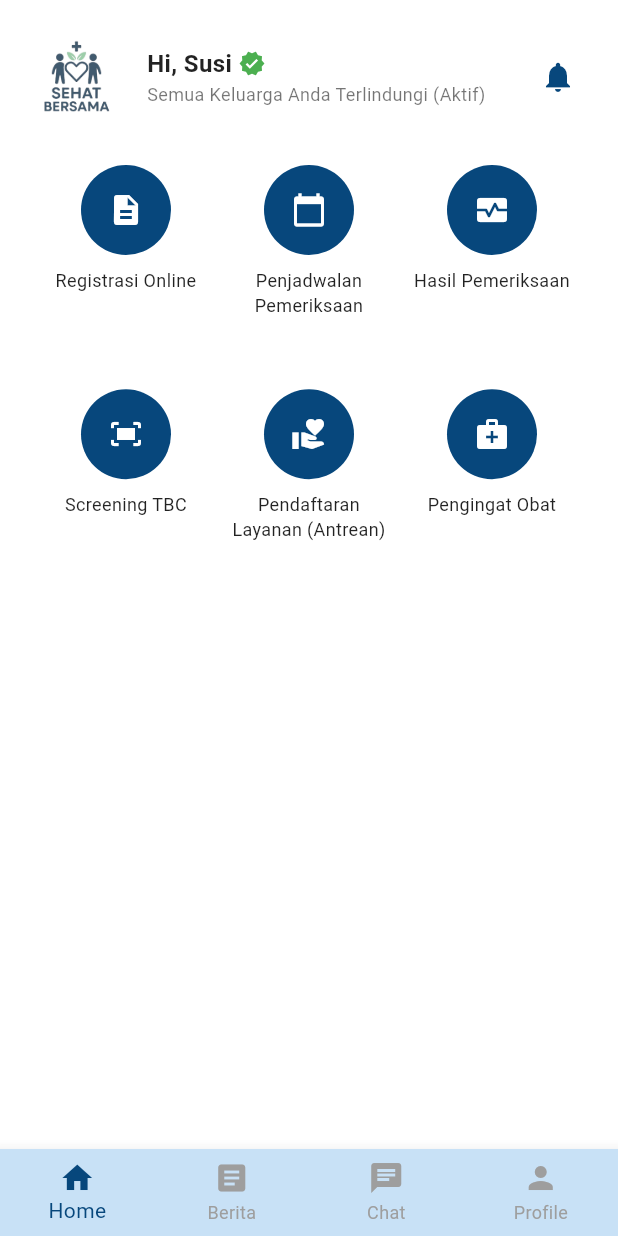
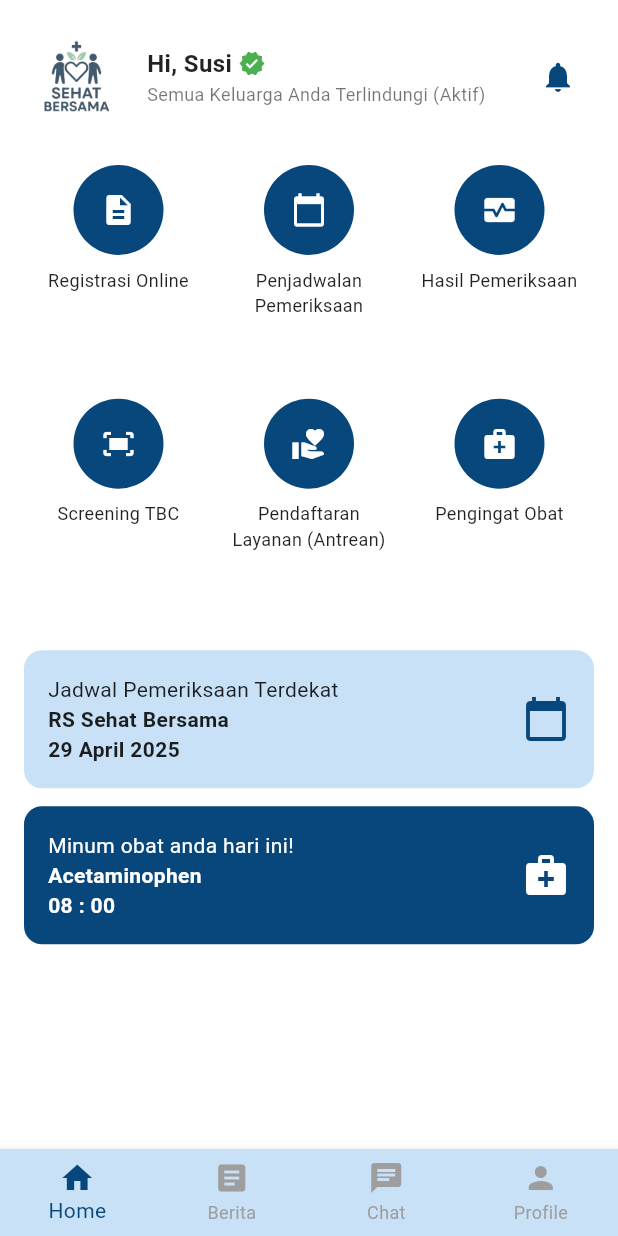
Before and after one commit to ipaddr/MPLJJ25-140-KEL-4, a Flutter app: the DashboardScreen screen opened by its route, on a phone screen of 412 x 824 dp. Run offline on Flutter 3.47's test engine with Material 3 defaults, Android fonts, the phone set to English and light mode, and no system bars; our stand-ins replace flutter_svg.

Commit message:
update dashboard

```diff
--- a/sehat_bersama/lib/screens/dashboard.dart
+++ b/sehat_bersama/lib/screens/dashboard.dart
@@ -70,7 +70,7 @@ class DashboardScreen extends StatelessWidget {
               // Menu Icon Grid
               Center(
                 child: SizedBox(
-                  width: 3 * 110 + 2 * 12, // 3 items * 80 width + 2 gaps * 12 spacing
+                  width: 3 * 115 + 2 * 12, // 3 items * 80 width + 2 gaps * 12 spacing
                   child: GridView.count(
                     crossAxisCount: 3,
                     shrinkWrap: true,
@@ -91,7 +91,7 @@ class DashboardScreen extends StatelessWidget {
               ),
 
               const SizedBox(height: 24),
-/*
+
               // Info Pemeriksaan
               Container(
                 padding: const EdgeInsets.all(16),
@@ -145,10 +145,10 @@ class DashboardScreen extends StatelessWidget {
                         ),
                       ],
                     ),
-                    Icon(Icons.lock, size: 32, color: Colors.white),
+                    Icon(Icons.medical_services, size: 32, color: Colors.white),
                   ],
                 ),
-              ), */
+              ),
 
               const SizedBox(height: 16),
 
```
